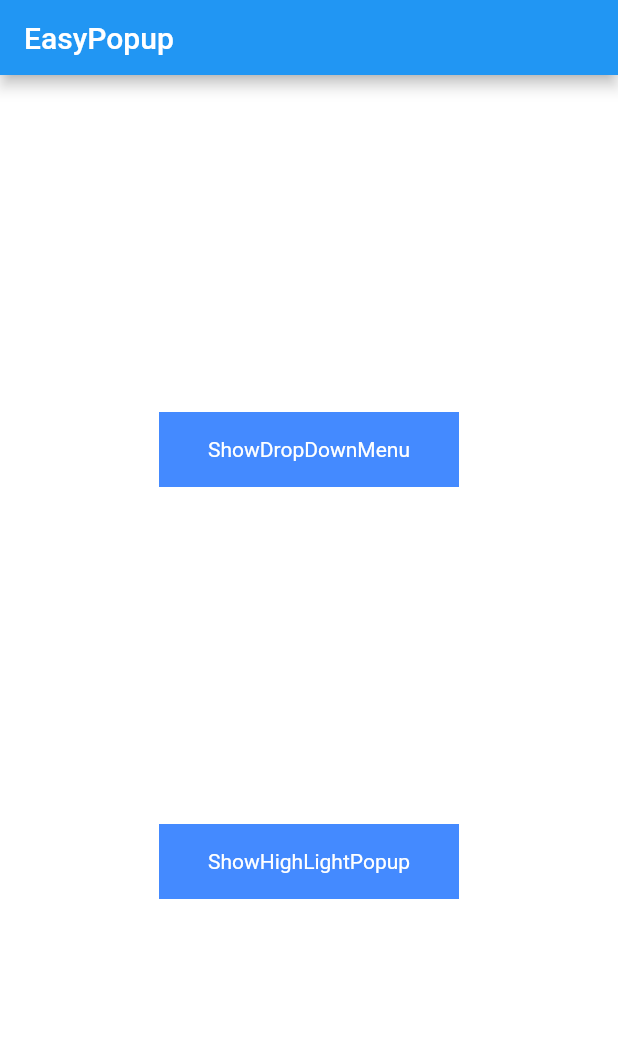
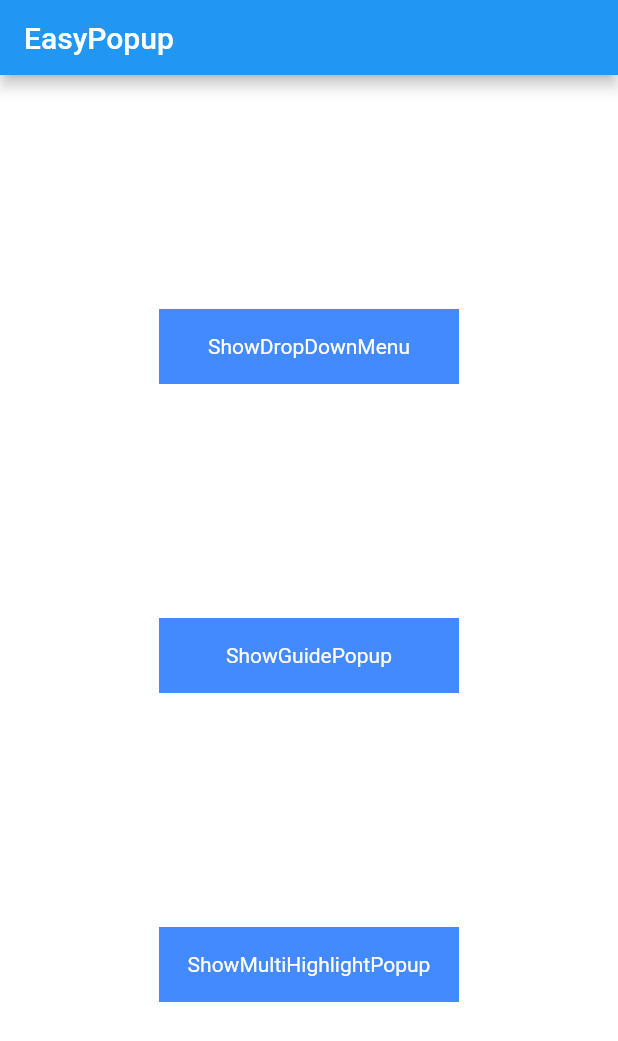
Before and after one commit to BakerJQ/flutter_easy_popup, a Flutter app: the screen it shows after launch, on a phone screen of 412 x 824 dp. Shown: the top 1041 px of the screen. Run offline on Flutter 3.47's test engine with Material 2 defaults, Android fonts, the phone set to English and light mode, and no system bars; our stand-ins replace fluttertoast.

Commit message:
add multi highlight example

```diff
--- a/example/lib/guide_popup.dart
+++ b/example/lib/guide_popup.dart
@@ -57,6 +57,8 @@ class _GuidePopupState extends State<GuidePopup> {
         return 'Click here to show dropdown menu.';
       case 1:
         return 'Click here to show guide.';
+      case 2:
+        return 'Click here to show multi highlight guide.';
     }
     return '';
   }
--- a/example/lib/home_page.dart
+++ b/example/lib/home_page.dart
@@ -10,7 +10,9 @@ class Home extends StatefulWidget {
 }
 
 class _HomeState extends State<Home> {
-  GlobalKey key1 = new GlobalKey(), key2 = new GlobalKey();
+  GlobalKey key1 = new GlobalKey(),
+      key2 = new GlobalKey(),
+      key3 = new GlobalKey();
 
   @override
   Widget build(BuildContext context) {
@@ -51,7 +53,22 @@ class _HomeState extends State<Home> {
                 color: Colors.blueAccent,
                 alignment: Alignment.center,
                 child: Text(
-                  'ShowHighLightPopup',
+                  'ShowGuidePopup',
+                  style: TextStyle(color: Colors.white),
+                ),
+              ),
+            ),
+            GestureDetector(
+              key: key3,
+              behavior: HitTestBehavior.opaque,
+              onTap: _showMultiHighlightsGuidePopup,
+              child: Container(
+                width: 200,
+                height: 50,
+                color: Colors.blueAccent,
+                alignment: Alignment.center,
+                child: Text(
+                  'ShowMultiHighlightPopup',
                   style: TextStyle(color: Colors.white),
                 ),
               ),
@@ -82,7 +99,33 @@ class _HomeState extends State<Home> {
     ];
     EasyPopup.show(
       context,
-      GuidePopup([key1, key2]),
+      GuidePopup([key1, key2, key3]),
+      cancelable: false,
+      highlights: highlights,
+      duration: Duration(milliseconds: 100),
+    );
+  }
+
+  _showMultiHighlightsGuidePopup() {
+    List<GlobalKey> keys = [key1, key2, key3];
+    List<RRect> highlights = [];
+    for (GlobalKey key in keys) {
+      RenderBox box = key.currentContext.findRenderObject();
+      Offset offset = box.localToGlobal(Offset.zero);
+      double left = offset.dx - 5;
+      double top = offset.dy - 5;
+      double width = box.size.width + 10;
+      double height = box.size.height + 10;
+      highlights.add(
+        RRect.fromRectAndRadius(
+          Rect.fromLTWH(left, top, width, height),
+          Radius.circular(10),
+        ),
+      );
+    }
+    EasyPopup.show(
+      context,
+      GuidePopup([key1]),
       cancelable: false,
       highlights: highlights,
       duration: Duration(milliseconds: 100),
```
